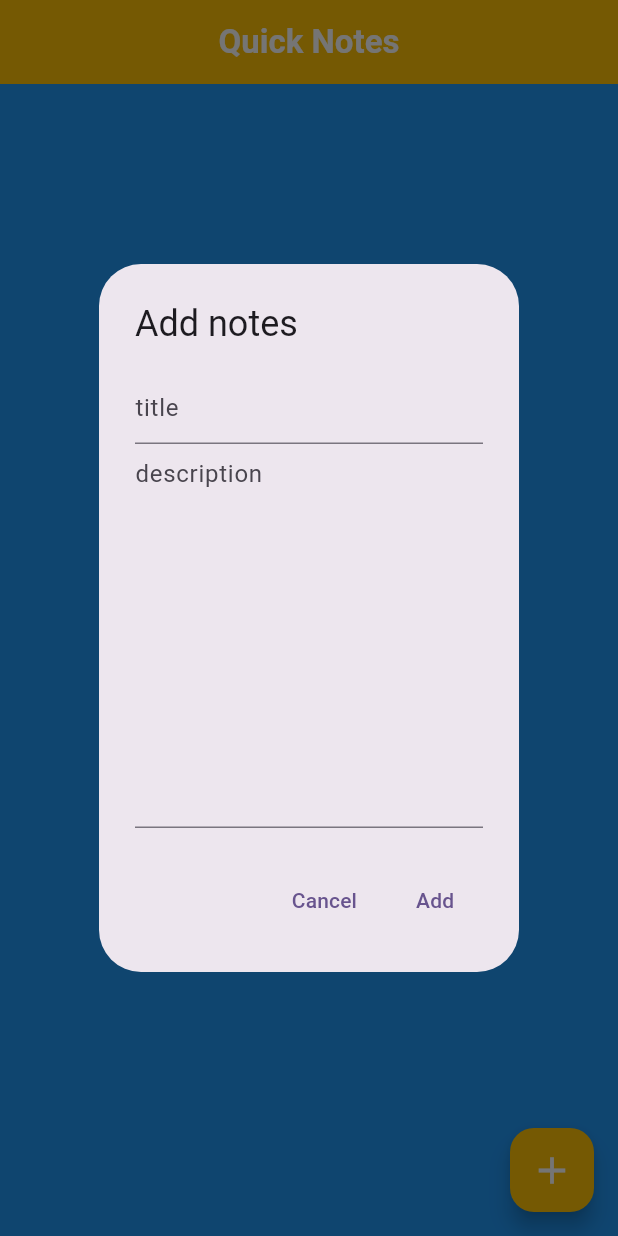
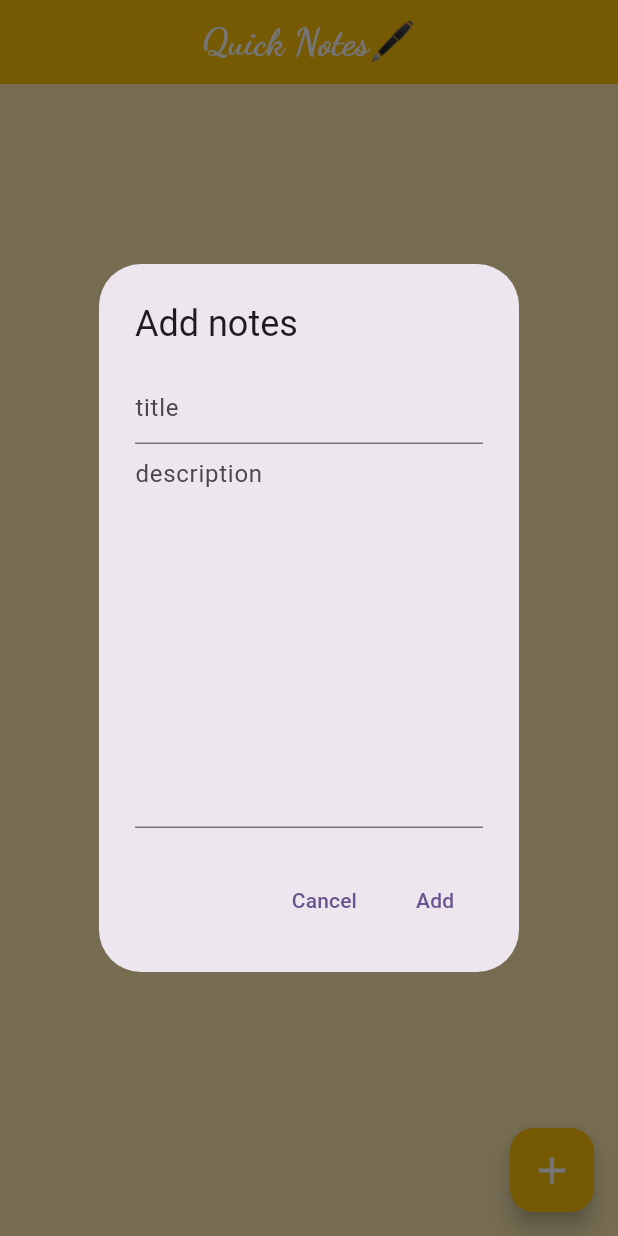
Before and after one commit to Mehedihasan1998/hive_notes_app, a Flutter app: the screen it shows after launch, after a tap on the "add" icon, on a phone screen of 412 x 824 dp. Run offline on Flutter 3.47's test engine with Material 3 defaults, Android fonts, the phone set to English and light mode, and no system bars; our stand-ins replace google_fonts, hive, hive_flutter; accounts and stored records are empty.

Commit message:
added Google Fonts and some UI changes

```diff
--- a/lib/home_page.dart
+++ b/lib/home_page.dart
@@ -1,4 +1,5 @@
 import 'package:flutter/material.dart';
+import 'package:google_fonts/google_fonts.dart';
 import 'package:hive_flutter/adapters.dart';
 import 'package:notes_app/boxes/boxes.dart';
 import 'package:notes_app/model/notes_model.dart';
@@ -17,9 +18,9 @@ class _HomePageState extends State<HomePage> {
     return SafeArea(
         child: Scaffold(
           appBar: AppBar(
-            title: Text("Quick Notes"),
+            title: Text("Quick Notes🖋"),
             backgroundColor: Colors.amber,
-            titleTextStyle: TextStyle(color: Colors.white, fontSize: 22, fontWeight: FontWeight.bold),
+            titleTextStyle: myStyle(25, Colors.white, FontWeight.bold),
             centerTitle: true,
           ),
           body: ValueListenableBuilder<Box<NotesModel>>(
@@ -29,16 +30,21 @@ class _HomePageState extends State<HomePage> {
               // so that you can find them index wise
               var data = box.values.toList().cast<NotesModel>();
               return ListView.builder(
+                reverse: true,
+                shrinkWrap: true,
                 itemCount: box.length,
                   itemBuilder: (context, index){
                     return InkWell(
                       onTap: (){
                         update(data[index], data[index].title.toString(), data[index].description.toString());
+
                       },
                       onLongPress: (){
                         _deleteDialogue(data[index]);
                       },
                       child: Card(
+                        color: Colors.amber.shade100,
+                        elevation: 2,
                         child: Padding(
                           padding: const EdgeInsets.symmetric(vertical: 10.0, horizontal: 15),
                           child: Column(
@@ -47,7 +53,7 @@ class _HomePageState extends State<HomePage> {
                             children: [
                               Row(
                                 children: [
-                                  Text(data[index].title.toString(), style: TextStyle(fontSize: 25, color: Colors.green, ),),
+                                  Text(data[index].title.toString(), style: myStyle(35, Colors.green),),
                                   Spacer(),
                                   IconButton(onPressed: (){
                                     update(data[index], data[index].title.toString(), data[index].description.toString());
@@ -58,7 +64,7 @@ class _HomePageState extends State<HomePage> {
                                   }, icon: Icon(Icons.delete, color: Colors.red,)),
                                 ],
                               ),
-                              Text(data[index].description.toString()),
+                              Text(data[index].description.toString(), style: myStyle2(15)),
                             ],
                           ),
                         ),
@@ -193,6 +199,8 @@ class _HomePageState extends State<HomePage> {
             actions: [
               TextButton(
                   onPressed: (){
+                    titleController.clear();
+                    descriptionController.clear();
                     Navigator.pop(context);
                   }, child: Text("Cancel")),
               TextButton(
@@ -219,4 +227,18 @@ class _HomePageState extends State<HomePage> {
         }
     );
   }
+  myStyle(double fs, [Color ?clr, FontWeight ?fw,]){
+    return GoogleFonts.dancingScript(
+        fontSize: fs,
+        color: clr,
+        fontWeight: fw
+    );
+  }
+  myStyle2(double fs, [Color ?clr, FontWeight ?fw,]){
+    return GoogleFonts.poppins(
+        fontSize: fs,
+        color: clr,
+        fontWeight: fw
+    );
+  }
 }
--- a/lib/main.dart
+++ b/lib/main.dart
@@ -23,7 +23,7 @@ class MyApp extends StatelessWidget {
       title: 'Flutter Demo',
       debugShowCheckedModeBanner: false,
       theme: ThemeData(
-        scaffoldBackgroundColor: Colors.blue,
+        scaffoldBackgroundColor: Colors.amber.shade100,
         colorScheme: ColorScheme.fromSeed(seedColor: Colors.deepPurple),
         useMaterial3: true,
       ),
--- a/pubspec.yaml
+++ b/pubspec.yaml
@@ -38,6 +38,7 @@ dependencies:
   path_provider: ^2.1.2
   hive_flutter: ^1.1.0
   hive: ^2.2.3
+  google_fonts: any
 
 dev_dependencies:
   build_runner: ^2.4.8
```
Also changed, not shown: pubspec.lock.
